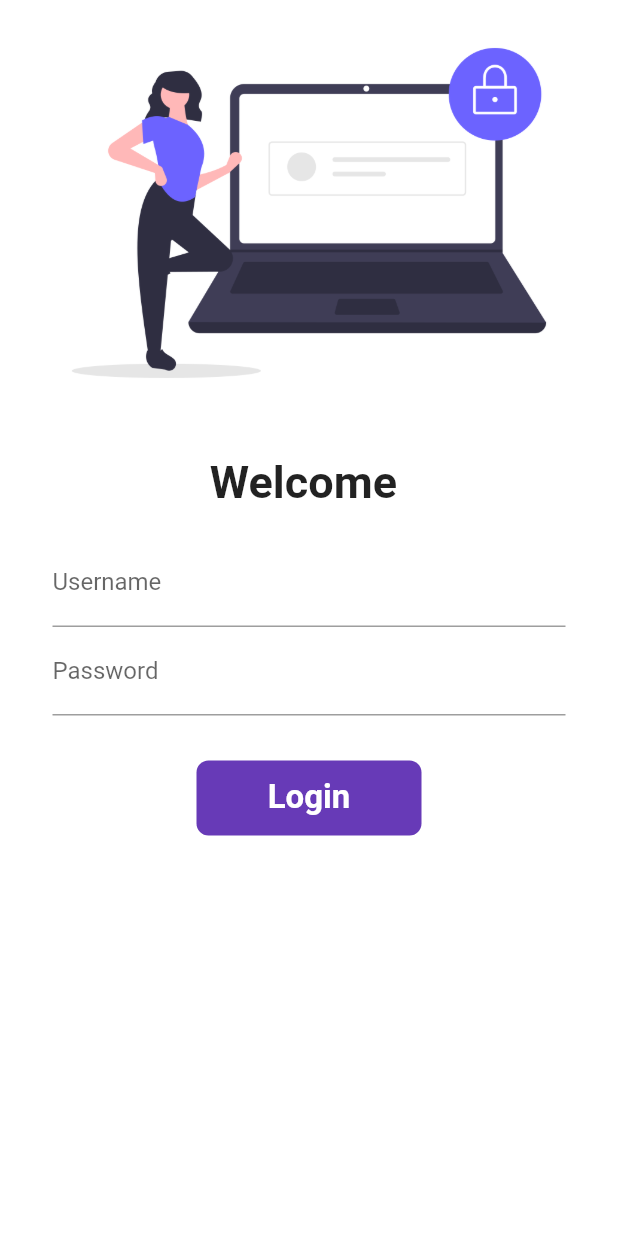
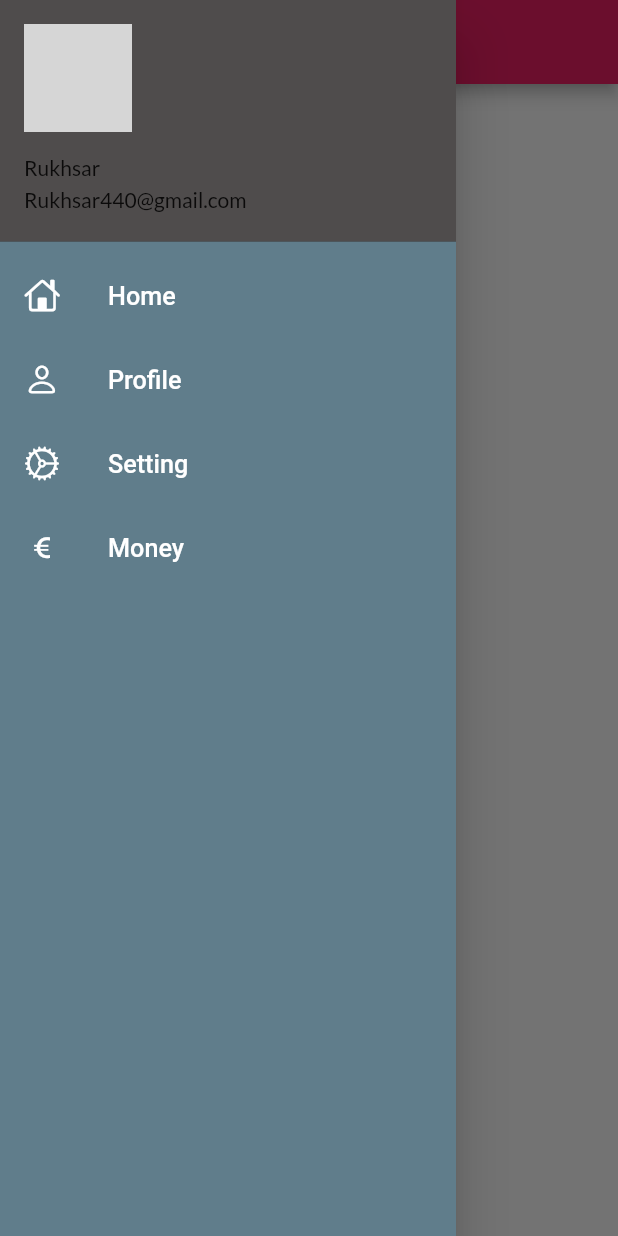
Before and after one commit to Rukhsar-Jani/Flutter_practice, a Flutter app: the screen it shows after launch, with the side drawer open (before the commit the screen has no drawer), on a phone screen of 412 x 824 dp. Run offline on Flutter 3.47's test engine with Material 2 defaults, Android fonts, the phone set to English and light mode, and no system bars; our stand-ins replace google_fonts; network calls fail; grey boxes are pictures that could not be loaded.

Commit message:
day9 commit

```diff
--- /dev/null
+++ b/lib/Widgets/drawer.dart
@@ -0,0 +1,56 @@
+import 'package:flutter/cupertino.dart';
+import 'package:flutter/material.dart';
+
+
+class myDrawer extends StatelessWidget {
+  const myDrawer({super.key});
+
+  @override
+  Widget build(BuildContext context) {
+    final Imageurl = "file:///C:/Users/Lenovo/Downloads/download.jpg";
+    return Drawer(
+      child: Container(
+        color: Colors.blueGrey,
+        child: ListView(
+          padding: EdgeInsets.zero,
+          children: [
+
+          DrawerHeader(
+            padding: EdgeInsets.zero,
+            child:UserAccountsDrawerHeader(
+              decoration: BoxDecoration(
+                color: Color.fromARGB(255, 79, 76, 76),
+              ),
+              margin: EdgeInsets.zero,
+              accountName: Text("Rukhsar"),
+            accountEmail: Text("Rukhsar440@gmail.com"),
+            currentAccountPicture: CircleAvatar(
+              backgroundImage: NetworkImage(Imageurl),
+            )
+            ) ,
+            ),
+
+            ListTile(
+              leading: Icon(CupertinoIcons.home,color: Colors.white,),
+              title: Text ("Home",textScaleFactor: 1.2, style: TextStyle(color: Colors.white),),
+            ),
+             ListTile(
+              leading: Icon(CupertinoIcons.person,color: Colors.white,),
+              title: Text ("Profile",textScaleFactor: 1.2, style: TextStyle(color: Colors.white),),
+            ) ,
+            ListTile(
+              leading: Icon(CupertinoIcons.settings,color: Colors.white,),
+              title: Text ("Setting",textScaleFactor: 1.2, style: TextStyle(color: Colors.white),),
+            ),
+             ListTile(
+              leading: Icon(CupertinoIcons.money_euro,color: Colors.white,),
+              title: Text ("Money",textScaleFactor: 1.2, style: TextStyle(color: Colors.white),),
+            )
+
+        ]
+        ),
+      ),
+    );
+
+  }
+}
--- a/lib/main.dart
+++ b/lib/main.dart
@@ -25,6 +25,7 @@ class MyApp extends StatelessWidget {
         brightness: Brightness.dark,
         // primarySwatch: Colors.orange
       ),
+      initialRoute: Myroutes.Homeroutes,
       routes:{
         "/" :(context)=> Login_page(),
         Myroutes.Homeroutes :(context)=> Homepage(),
--- a/lib/pages/Home_page.dart
+++ b/lib/pages/Home_page.dart
@@ -1,4 +1,6 @@
 import 'package:flutter/material.dart';
+
+import '../Widgets/drawer.dart';
 
 class Homepage extends StatelessWidget {
   @override
@@ -12,6 +14,7 @@ class Homepage extends StatelessWidget {
          child: Text("welcome to shaheen devs team"),
         ),
       ),
+      drawer: myDrawer(),
     );
 
   }
```
